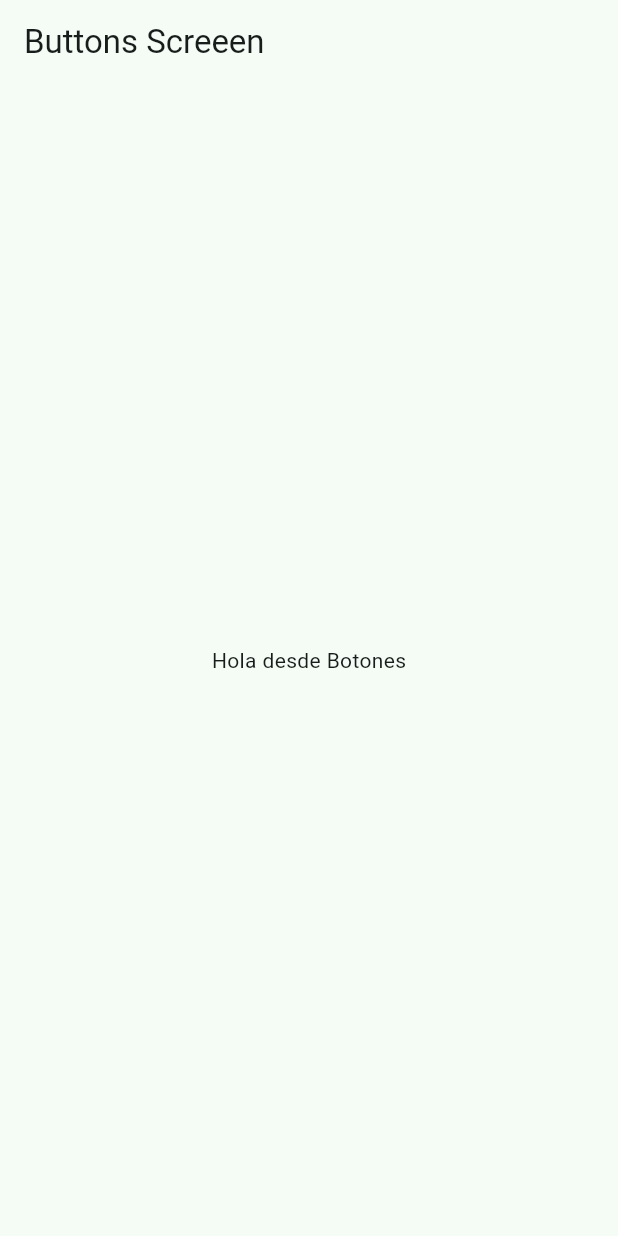
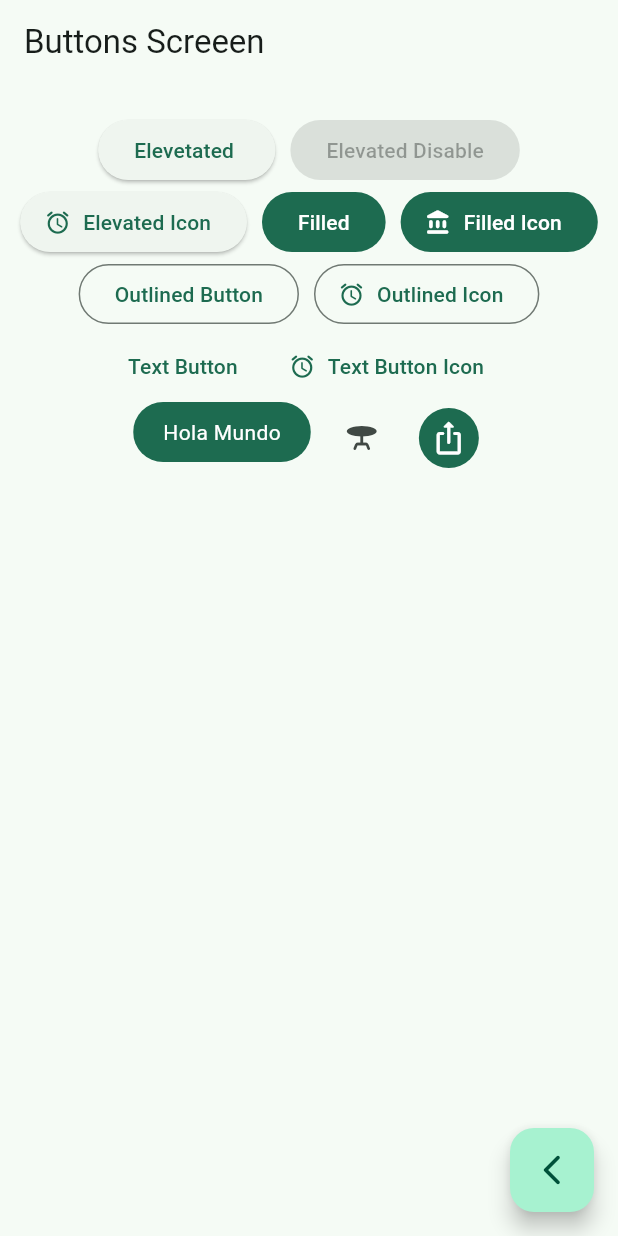
Before and after one commit to dougleon16/Widget-App-Flutter, a Flutter app: the ButtonsScreen screen opened by its route, on a phone screen of 412 x 824 dp. Run offline on Flutter 3.47's test engine with Material 3 defaults, Android fonts, the phone set to English and light mode, and no system bars; our stand-ins replace go_router.

Commit message:
ButtonScreen Finished

```diff
--- a/lib/presentation/screens/buttons/buttons_screen.dart
+++ b/lib/presentation/screens/buttons/buttons_screen.dart
@@ -1,4 +1,5 @@
 import 'package:flutter/material.dart';
+import 'package:go_router/go_router.dart';
 
 class ButtonsScreen extends StatelessWidget {
   const ButtonsScreen({super.key});
@@ -7,10 +8,107 @@ class ButtonsScreen extends StatelessWidget {
   Widget build(BuildContext context) {
     return Scaffold(
       appBar: AppBar(title: const Text('Buttons Screeen')),
-      body: const Center(
-        child: Text('Hola desde Botones'),
-        // link route /buttons
+      body: const _ButtonsView(),
+      floatingActionButton: FloatingActionButton(
+        child: const Icon(Icons.arrow_back_ios_new_rounded),
+        onPressed: () {
+          context.pop();
+        },
+      ),
+      // link route /buttons
+    );
+  }
+}
+
+class _ButtonsView extends StatelessWidget {
+  const _ButtonsView();
+
+  @override
+  Widget build(BuildContext context) {
+    final colors = Theme.of(context).colorScheme;
+    return SizedBox(
+      width: double.infinity,
+      child: Padding(
+        padding: const EdgeInsets.symmetric(horizontal: 10, vertical: 20),
+        child: Wrap(
+          alignment: WrapAlignment.center,
+          spacing: 10,
+          children: [
+            // ElevatedButton
+            ElevatedButton(onPressed: () {}, child: const Text('Elevetated ')),
+            //Elevated Button Disable
+            const ElevatedButton(
+                onPressed: null, child: Text('Elevated Disable')),
+            //Elevated Icon Button
+            ElevatedButton.icon(
+                onPressed: () {},
+                label: const Text('Elevated Icon'),
+                icon: const Icon(Icons.access_alarm_rounded)),
+            //Filled Button
+            FilledButton(onPressed: () {}, child: const Text('Filled')),
+            //Filled Icon Button
+            FilledButton.icon(
+                onPressed: () {},
+                icon: const Icon(Icons.account_balance_rounded),
+                label: const Text('Filled Icon')),
+            //Outlined Button
+            OutlinedButton(
+                onPressed: () {}, child: const Text('Outlined Button')),
+            // Outlined Icon Button
+            OutlinedButton.icon(
+                onPressed: () {},
+                icon: const Icon(Icons.access_alarm_rounded),
+                label: const Text('Outlined Icon')),
+            //Text Button
+            TextButton(onPressed: () {}, child: const Text('Text Button')),
+            //Text Button Icon
+            TextButton.icon(
+                onPressed: () {},
+                icon: const Icon(Icons.access_alarm_rounded),
+                label: const Text('Text Button Icon')),
+
+            // TODO Custom Button
+
+            const CustomButton(),
+
+            //IconButton
+            IconButton(
+                onPressed: () {}, icon: const Icon(Icons.table_bar_rounded)),
+            IconButton(
+                onPressed: () {},
+                icon: const Icon(Icons.ios_share_rounded),
+                style: ButtonStyle(
+                  backgroundColor: MaterialStatePropertyAll(colors.primary),
+                  iconColor: const MaterialStatePropertyAll(Colors.white),
+                )),
+          ],
+        ),
       ),
     );
   }
 }
+
+class CustomButton extends StatelessWidget {
+  const CustomButton({super.key});
+
+  @override
+  Widget build(BuildContext context) {
+    final colors = Theme.of(context).colorScheme;
+    return ClipRRect(
+      borderRadius: BorderRadius.circular(20),
+      child: Material(
+        color: colors.primary,
+        child: InkWell(
+          onTap: () {},
+          child: const Padding(
+            padding: EdgeInsets.symmetric(horizontal: 20, vertical: 10),
+            child: Text(
+              'Hola Mundo',
+              style: TextStyle(color: Colors.white),
+            ),
+          ),
+        ),
+      ),
+    );
+  }
+}
```
